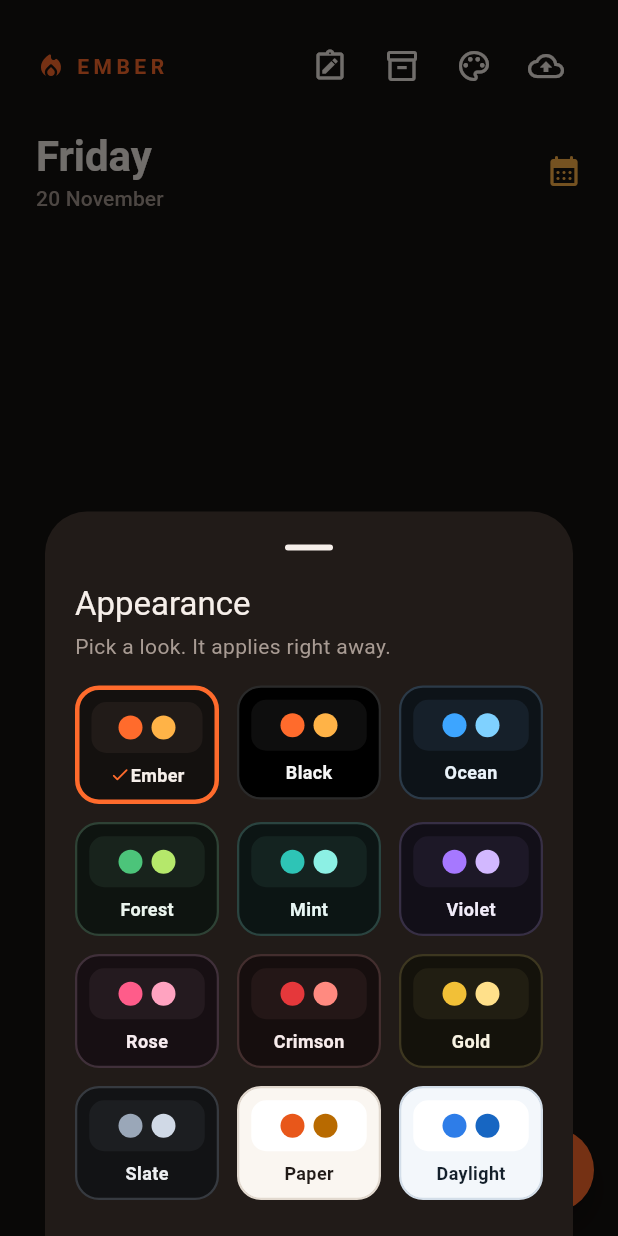
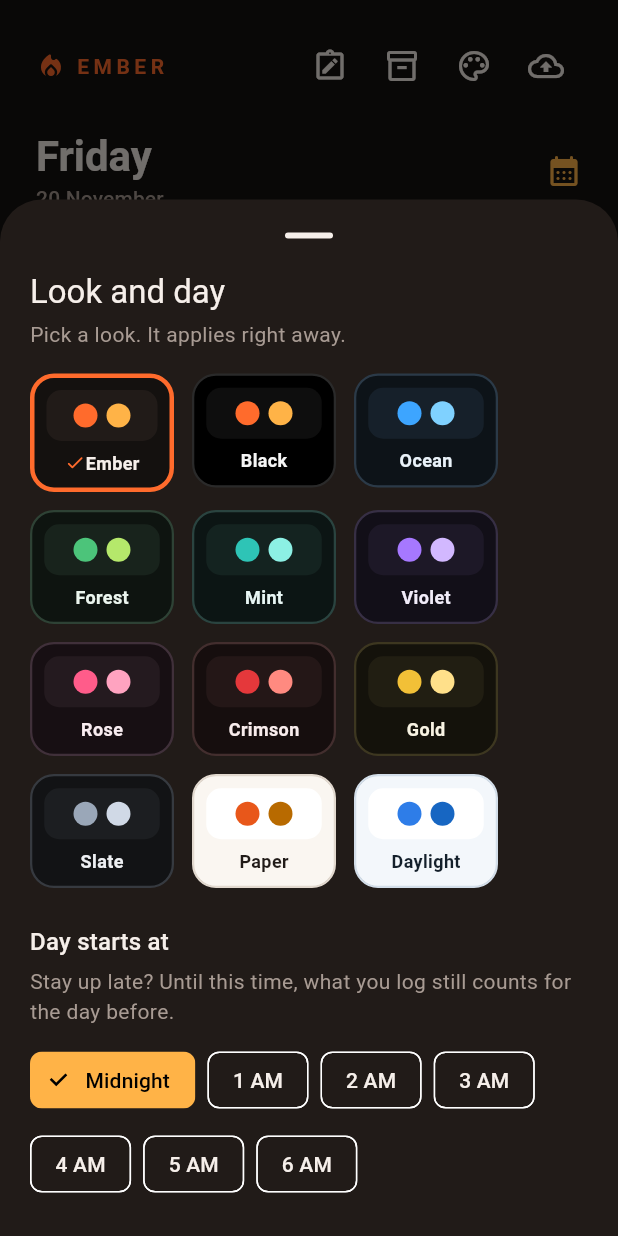
Before and after one commit to ayushgohil/Habit-Tracker-APP, a Flutter app: the screen it shows after launch, after a tap on the "palette" icon, on a phone screen of 412 x 824 dp. Run offline on Flutter 3.47's test engine with Material 3 defaults, Android fonts, the phone set to English and light mode, and no system bars; our stand-ins replace drift, file_picker, flutter_local_notifications, flutter_riverpod, flutter_timezone, material_ui and 3 more; missing offline and left inert: health, home_widget, quick_actions; accounts and stored records are empty; generated files the repository leaves out were written again.

Commit message:
Phase 10: choose when your day starts

```diff
--- a/lib/app.dart
+++ b/lib/app.dart
@@ -72,7 +72,7 @@ class _EmberAppState extends ConsumerState<EmberApp>
       return;
     }
     if (view.isDone) return;
-    ref.read(habitActionsProvider).tap(view, startOfDay(DateTime.now()));
+    ref.read(habitActionsProvider).tap(view, currentDay());
     _messengerKey.currentState?.showSnackBar(SnackBar(content: Text('Logged ${view.habit.name}')));
   }
 
@@ -80,7 +80,7 @@ class _EmberAppState extends ConsumerState<EmberApp>
   void _onTodayChanged(AsyncValue<List<HabitView>> next) {
     final views = next.valueOrNull;
     if (views == null) return;
-    final today = startOfDay(DateTime.now());
+    final today = currentDay();
     HomeScreenWidget.instance.sync(views, today);
     _resyncRemindersIfChanged(views);
     LauncherShortcuts.instance.sync(views, today);
@@ -95,7 +95,7 @@ class _EmberAppState extends ConsumerState<EmberApp>
   }
 
   /// The calendar day the app last saw as "today".
-  DateTime _lastToday = startOfDay(DateTime.now());
+  DateTime _lastToday = currentDay();
 
   /// Rolls "today" over when the app is reopened after midnight.
   ///
@@ -110,7 +110,7 @@ class _EmberAppState extends ConsumerState<EmberApp>
     _syncHealth();
     // The day may have changed while the app was away.
     ref.invalidate(liveTodayViewsProvider);
-    final today = startOfDay(DateTime.now());
+    final today = currentDay();
     if (today == _lastToday) return;
     if (ref.read(todayProvider) == _lastToday) {
       ref.read(todayProvider.notifier).state = today;
@@ -152,10 +152,14 @@ class _EmberAppState extends ConsumerState<EmberApp>
     try {
       final db = ref.read(databaseProvider);
       final habits = await db.select(db.habits).get();
-      final views = await loadViewsOn(db, startOfDay(DateTime.now()));
+      final views = await loadViewsOn(db, currentDay());
       await HabitNotificationService.instance.syncAll(
         habits,
-        doneToday: {for (final v in views) if (v.isDone) v.habit.id},
+        // Reminders are for calendar dates. Between midnight and the day
+        // start, "today" in the app is still yesterday, so nothing is done yet.
+        doneToday: currentDay() == startOfDay(DateTime.now())
+            ? {for (final v in views) if (v.isDone) v.habit.id}
+            : const {},
       );
     } catch (_) {
       // A notification setup failure must never prevent the habit tracker opening.
--- a/lib/core/day.dart
+++ b/lib/core/day.dart
@@ -5,6 +5,22 @@
 library;
 
 DateTime startOfDay(DateTime d) => DateTime(d.year, d.month, d.day);
+
+/// Minutes after midnight at which a new day begins (0 = midnight). Someone
+/// who stays up until 2am can set this to 120 so late-night habits still count
+/// for the day they started. Set once at startup and when the setting changes.
+int dayStartOffsetMinutes = 0;
+
+/// [instant] (default: now) moved back by the day-start offset, so its calendar
+/// date is the Ember day it belongs to.
+DateTime dayClock([DateTime? instant]) =>
+    (instant ?? DateTime.now()).subtract(Duration(minutes: dayStartOffsetMinutes));
+
+/// The Ember day it is right now, as midnight of that date.
+DateTime currentDay([DateTime? instant]) => startOfDay(dayClock(instant));
+
+/// The `yyyy-MM-dd` key of the Ember day it is right now.
+String currentDayKey([DateTime? instant]) => dayKey(dayClock(instant));
 
 DateTime addDays(DateTime d, int days) =>
     DateTime(d.year, d.month, d.day + days);
--- a/lib/data/database.dart
+++ b/lib/data/database.dart
@@ -347,7 +347,7 @@ class AppDatabase extends _$AppDatabase {
     if (existing == null) {
       await into(activeTimers).insert(ActiveTimersCompanion(
         habitId: Value(habitId),
-        day: Value(dayKey(now)),
+        day: Value(currentDayKey(now)),
         runningSince: Value(now),
       ));
       return;
--- /dev/null
+++ b/lib/data/day_start.dart
@@ -0,0 +1,27 @@
+import 'package:shared_preferences/shared_preferences.dart';
+
+import '../core/day.dart';
+
+const _dayStartKey = 'day_start_minutes';
+
+/// The latest the day may start: 6am.
+const maxDayStartMinutes = 6 * 60;
+
+/// Reads the saved day-start time into [dayStartOffsetMinutes]. Call it before
+/// anything that decides what "today" is, including code that runs while the
+/// app is closed (widget taps, notification buttons).
+Future<void> loadDayStart() async {
+  try {
+    final prefs = await SharedPreferences.getInstance();
+    dayStartOffsetMinutes = (prefs.getInt(_dayStartKey) ?? 0).clamp(0, maxDayStartMinutes).toInt();
+  } catch (_) {
+    // No saved value, or no storage (as in tests): the day starts at midnight.
+  }
+}
+
+Future<void> saveDayStart(int minutes) async {
+  try {
+    final prefs = await SharedPreferences.getInstance();
+    await prefs.setInt(_dayStartKey, minutes);
+  } catch (_) {}
+}
--- a/lib/data/providers.dart
+++ b/lib/data/providers.dart
@@ -5,6 +5,7 @@ import '../core/day.dart';
 import '../core/goals.dart';
 import '../core/streak.dart';
 import 'database.dart';
+import 'day_start.dart';
 import '../notifications/habit_notification_service.dart';
 
 final databaseProvider = Provider<AppDatabase>((ref) {
@@ -12,7 +13,23 @@ final databaseProvider = Provider<AppDatabase>((ref) {
   ref.onDispose(db.close);
   return db;
 });
-final todayProvider = StateProvider<DateTime>((ref) => startOfDay(DateTime.now()));
+final todayProvider = StateProvider<DateTime>((ref) => currentDay());
+
+/// Minutes after midnight when a new day begins. Changing it moves "today".
+class DayStartController extends StateNotifier<int> {
+  DayStartController(this._ref) : super(dayStartOffsetMinutes);
+  final Ref _ref;
+
+  Future<void> select(int minutes) async {
+    final value = minutes.clamp(0, maxDayStartMinutes).toInt();
+    dayStartOffsetMinutes = value;
+    state = value;
+    _ref.read(todayProvider.notifier).state = currentDay();
+    await saveDayStart(value);
+  }
+}
+
+final dayStartProvider = StateNotifierProvider<DayStartController, int>((ref) => DayStartController(ref));
 final habitsProvider = StreamProvider<List<Habit>>((ref) => ref.watch(databaseProvider).watchActiveHabits());
 final pausedHabitsProvider = StreamProvider<List<Habit>>((ref) => ref.watch(databaseProvider).watchPausedHabits());
 final archivedHabitsProvider = StreamProvider<List<Habit>>((ref) => ref.watch(databaseProvider).watchArchivedHabits());
@@ -145,11 +162,12 @@ final habitViewsProvider = Provider<AsyncValue<List<HabitView>>>((ref) {
 /// The habits as they look on the real current day, whatever day Home is
 /// showing. Feeds the home-screen widget and the launcher shortcuts.
 final liveTodayViewsProvider = Provider<AsyncValue<List<HabitView>>>((ref) {
+  ref.watch(dayStartProvider);
   return _viewsFor(
     ref.watch(habitsProvider),
     ref.watch(completionsProvider),
     ref.watch(goalsProvider),
-    startOfDay(DateTime.now()),
+    currentDay(),
   );
 });
 
@@ -197,7 +215,8 @@ HabitHistory buildHistory(Habit habit, GoalTimeline timeline, Map<String, int> a
 
 /// Live history for one habit (by id). Null while loading or if it is gone.
 final habitHistoryProvider = Provider.family<HabitHistory?, int>((ref, id) {
-  final today = startOfDay(DateTime.now());
+  ref.watch(dayStartProvider);
+  final today = currentDay();
   final habits = ref.watch(allHabitsProvider).valueOrNull;
   final completions = ref.watch(completionsProvider).valueOrNull;
   final goals = ref.watch(goalsProvider).valueOrNull;
@@ -281,7 +300,7 @@ class HabitActions {
       await _db.collapseGoals(id);
     } else {
       // Past days keep the goal they had; the new one starts today.
-      await _db.recordGoalFrom(id, dayKey(DateTime.now()));
+      await _db.recordGoalFrom(id, currentDayKey());
     }
   }
 
--- a/lib/main.dart
+++ b/lib/main.dart
@@ -2,8 +2,10 @@ import 'package:flutter/widgets.dart';
 import 'package:flutter_riverpod/flutter_riverpod.dart';
 
 import 'app.dart';
+import 'data/day_start.dart';
 
-void main() {
+Future<void> main() async {
   WidgetsFlutterBinding.ensureInitialized();
+  await loadDayStart();
   runApp(const ProviderScope(child: EmberApp()));
 }
--- a/lib/notifications/habit_notification_service.dart
+++ b/lib/notifications/habit_notification_service.dart
@@ -10,6 +10,7 @@ import '../core/day.dart';
 import '../core/reminder_plan.dart';
 import '../core/timer.dart';
 import '../data/database.dart';
+import '../data/day_start.dart';
 import '../data/providers.dart' show scheduleForHabit;
 
 class HabitNotificationService {
@@ -135,6 +136,7 @@ class HabitNotificationService {
   /// from the widget or the notification's Done button, when the app is closed).
   Future<void> cancelToday(int habitId) => _safely(() async {
         await initialize();
+        // Reminders are scheduled for calendar dates, so this is the real date.
         final today = startOfDay(DateTime.now());
         await _plugin.cancel(reminderNotificationId(habitId, today, nudge: false));
         await _plugin.cancel(reminderNotificationId(habitId, today, nudge: true));
@@ -224,6 +226,7 @@ class HabitNotificationService {
       });
 
   static Future<void> _dispatch(NotificationResponse response) async {
+    await loadDayStart();
     final action = response.actionId;
     final payload = response.payload ?? '';
     if (action == 'done') {
@@ -285,7 +288,7 @@ class HabitNotificationService {
       final habit = await (db.select(db.habits)..where((row) => row.id.equals(habitId))).getSingleOrNull();
       if (habit == null) return;
       final target = habit.taskType == 2 ? habit.targetDurationSeconds : habit.dailyTarget;
-      await db.setCompletion(habitId: habit.id, day: dayKey(DateTime.now()), amount: target);
+      await db.setCompletion(habitId: habit.id, day: currentDayKey(), amount: target);
       await instance.cancelToday(habit.id);
     } finally {
       await db.close();
--- a/lib/ui/add_habit/add_habit_screen.dart
+++ b/lib/ui/add_habit/add_habit_screen.dart
@@ -42,7 +42,7 @@ class _AddHabitScreenState extends ConsumerState<AddHabitScreen> {
   bool _saving = false;
 
   /// The first day the habit exists. Stored as the habit's creation date.
-  DateTime _startDate = startOfDay(DateTime.now());
+  DateTime _startDate = currentDay();
 
   @override
   void initState() {
@@ -112,7 +112,7 @@ class _AddHabitScreenState extends ConsumerState<AddHabitScreen> {
   }
 
   Future<void> _pickStartDate() async {
-    final now = startOfDay(DateTime.now());
+    final now = currentDay();
     final picked = await showDatePicker(
       context: context,
       initialDate: _startDate,
--- a/lib/ui/appearance/appearance_sheet.dart
+++ b/lib/ui/appearance/appearance_sheet.dart
@@ -1,6 +1,7 @@
 import 'package:flutter_riverpod/flutter_riverpod.dart';
 import 'package:material_ui/material_ui.dart';
 
+import '../../data/providers.dart';
 import '../../theme/ember_theme.dart';
 import '../../theme/theme_controller.dart';
 
@@ -25,7 +26,7 @@ class _AppearanceSheet extends ConsumerWidget {
         child: Column(
           crossAxisAlignment: CrossAxisAlignment.start,
           children: [
-            Text('Appearance', style: Theme.of(context).textTheme.titleLarge),
+            Text('Look and day', style: Theme.of(context).textTheme.titleLarge),
             const SizedBox(height: 4),
             Text('Pick a look. It applies right away.', style: TextStyle(color: EmberColors.textMuted)),
             const SizedBox(height: 16),
@@ -38,6 +39,27 @@ class _AppearanceSheet extends ConsumerWidget {
                     palette: p,
                     selected: p.id == selected,
                     onTap: () => ref.read(themeIdProvider.notifier).select(p.id),
+                  ),
+              ],
+            ),
+            const SizedBox(height: 24),
+            Text('Day starts at', style: Theme.of(context).textTheme.titleMedium),
+            const SizedBox(height: 4),
+            Text(
+              'Stay up late? Until this time, what you log still counts for the day before.',
+              style: TextStyle(color: EmberColors.textMuted),
+            ),
+            const SizedBox(height: 12),
+            Wrap(
+              spacing: 8,
+              runSpacing: 8,
+              children: [
+                for (final hour in const [0, 1, 2, 3, 4, 5, 6])
+                  ChoiceChip(
+                    key: Key('day-start-$hour'),
+                    label: Text(hour == 0 ? 'Midnight' : '$hour AM'),
+                    selected: ref.watch(dayStartProvider) == hour * 60,
+                    onSelected: (_) => ref.read(dayStartProvider.notifier).select(hour * 60),
                   ),
               ],
             ),
--- a/lib/ui/home/home_screen.dart
+++ b/lib/ui/home/home_screen.dart
@@ -32,7 +32,7 @@ class HomeScreen extends ConsumerWidget {
   }
 
   Future<void> _pickDay(BuildContext context, WidgetRef ref, DateTime selected) async {
-    final now = startOfDay(DateTime.now());
+    final now = currentDay();
     final picked = await showDatePicker(
       context: context,
       initialDate: selected,
@@ -126,7 +126,7 @@ class HomeScreen extends ConsumerWidget {
                 day: selectedDay,
                 views: viewsAsync.valueOrNull,
                 onPickDay: () => _pickDay(context, ref, selectedDay),
-                onToday: () => ref.read(todayProvider.notifier).state = startOfDay(DateTime.now()),
+                onToday: () => ref.read(todayProvider.notifier).state = currentDay(),
                 onNote: () => _editDayNote(context, ref, selectedDay),
                 onLibrary: () => _openLibrary(context),
                 onBackup: () => Navigator.of(context).push(MaterialPageRoute<void>(builder: (_) => const BackupScreen())),
@@ -140,9 +140,9 @@ class HomeScreen extends ConsumerWidget {
                     _EmptyState(
                       // Habits only exist from their start date, so an empty
                       // past day doesn't mean the person has no habits.
-                      pastDay: dayKey(selectedDay) != dayKey(DateTime.now()),
+                      pastDay: dayKey(selectedDay) != currentDayKey(),
                       onAdd: () => _openAddHabit(context),
-                      onToday: () => ref.read(todayProvider.notifier).state = startOfDay(DateTime.now()),
+                      onToday: () => ref.read(todayProvider.notifier).state = currentDay(),
                     ),
                   ];
                 }
@@ -225,7 +225,7 @@ class _Header extends StatelessWidget {
     final textTheme = Theme.of(context).textTheme;
     final total = views?.where((v) => v.schedule.isDue(day)).length ?? 0;
     final done = views?.where((v) => v.schedule.isDue(day) && v.isDone).length ?? 0;
-    final isToday = dayKey(day) == dayKey(DateTime.now());
+    final isToday = dayKey(day) == currentDayKey();
     return Padding(
       padding: const EdgeInsets.fromLTRB(24, 20, 24, 18),
       child: Column(
@@ -249,7 +249,7 @@ class _Header extends StatelessWidget {
               ),
               IconButton(
                 key: const Key('appearance-button'),
-                tooltip: 'Appearance',
+                tooltip: 'Look and day',
                 onPressed: () => showAppearanceSheet(context),
                 icon: const Icon(Icons.palette_outlined),
               ),
--- a/lib/ui/stats/habit_stats_screen.dart
+++ b/lib/ui/stats/habit_stats_screen.dart
@@ -22,7 +22,7 @@ class HabitStatsScreen extends ConsumerStatefulWidget {
 }
 
 class _HabitStatsScreenState extends ConsumerState<HabitStatsScreen> {
-  late DateTime _month = DateTime(DateTime.now().year, DateTime.now().month);
+  late DateTime _month = DateTime(currentDay().year, currentDay().month);
   _Range _range = _Range.week;
 
   @override
@@ -36,7 +36,7 @@ class _HabitStatsScreenState extends ConsumerState<HabitStatsScreen> {
     }
     final habit = history.habit;
     final color = Color(habit.colorValue);
-    final today = startOfDay(DateTime.now());
+    final today = currentDay();
 
     return Scaffold(
       appBar: AppBar(
@@ -75,7 +75,7 @@ class _HabitStatsScreenState extends ConsumerState<HabitStatsScreen> {
   }
 
   Future<void> _onDayTap(HabitHistory history, DateTime day) async {
-    final today = startOfDay(DateTime.now());
+    final today = currentDay();
     if (day.isAfter(today) || day.isBefore(startOfDay(history.habit.createdAt))) return;
     final actions = ref.read(habitActionsProvider);
     final current = history.amounts[dayKey(day)] ?? 0;
--- a/lib/ui/timer/timer_screen.dart
+++ b/lib/ui/timer/timer_screen.dart
@@ -67,7 +67,7 @@ class _TimerScreenState extends ConsumerState<TimerScreen> {
     // The goal and what is already logged are for the day the timer belongs
     // to (the day it started, or today), so the ring starts from time that is
     // already counted.
-    final day = row?.day ?? dayKey(now);
+    final day = row?.day ?? currentDayKey(now);
     final logged = completions
             .where((c) => c.habitId == habit.id && c.day == day)
             .firstOrNull
--- a/lib/widgets/widget_actions.dart
+++ b/lib/widgets/widget_actions.dart
@@ -3,6 +3,7 @@ import 'package:flutter/widgets.dart';
 import '../core/day.dart';
 import '../core/streak.dart';
 import '../data/database.dart';
+import '../data/day_start.dart';
 import '../data/providers.dart';
 import '../notifications/habit_notification_service.dart';
 import 'home_screen_widget.dart';
@@ -27,9 +28,10 @@ Future<void> emberWidgetBackground(Uri? uri) async {
   final id = int.tryParse(uri.queryParameters['id'] ?? '');
   if (id == null) return;
   WidgetsFlutterBinding.ensureInitialized();
+  await loadDayStart();
   final db = AppDatabase();
   try {
-    final day = startOfDay(DateTime.now());
+    final day = currentDay();
     await logTapFromWidget(db, id, day);
     final views = await loadViewsOn(db, day);
     if (views.any((v) => v.habit.id == id && v.isDone)) {
```
Also changed, not shown: 1 other file.
